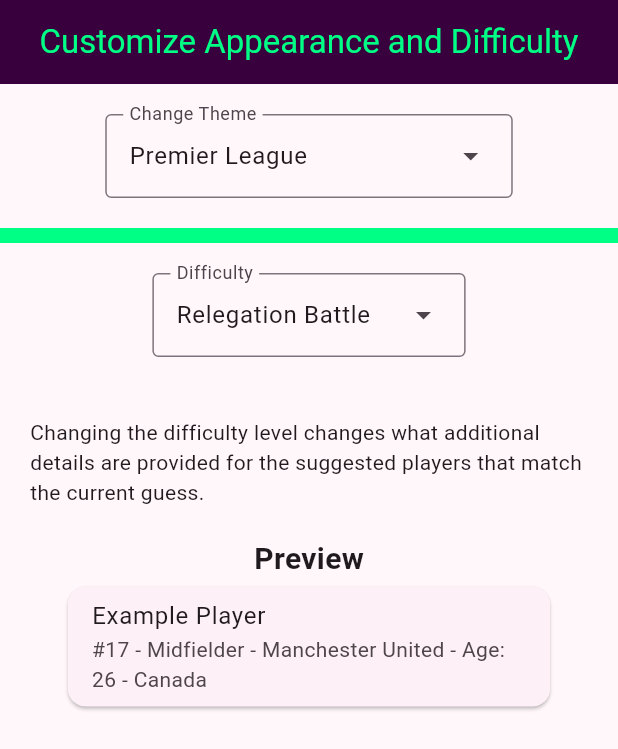
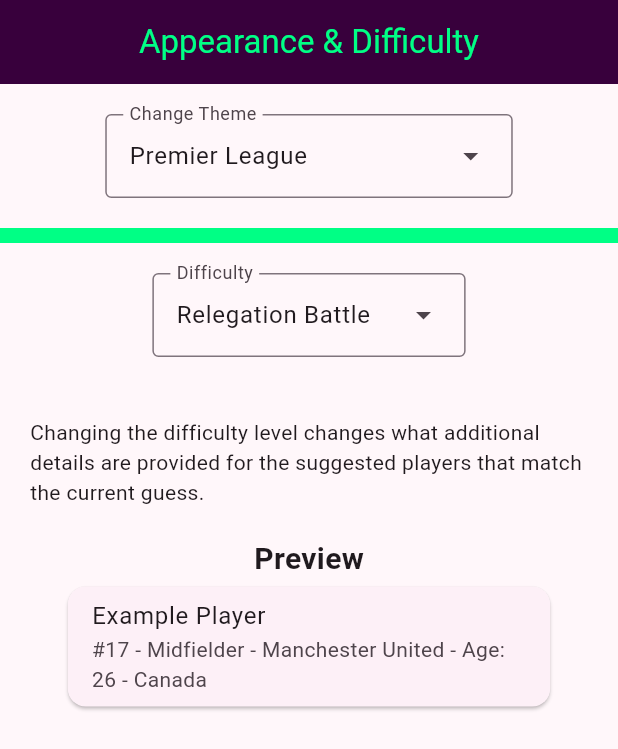
Before and after one commit to dhislop17/plordle, a Flutter app: the screen it shows after launch, swiped to page 2, on a phone screen of 412 x 824 dp. Shown: the top 749 px of the screen. Run offline on Flutter 3.47's test engine with Material 3 defaults, Android fonts, the phone set to English and light mode, and no system bars; our stand-ins replace diacritic, flutter_typeahead, get_it, logger, shared_preferences; missing offline and left inert: country_coder, flutter_timer_countdown, wolt_modal_sheet.

Commit message:
Added page titles to constants

```diff
--- a/plordle/lib/ui/pages/appearance_difficulty_page.dart
+++ b/plordle/lib/ui/pages/appearance_difficulty_page.dart
@@ -1,4 +1,5 @@
 import 'package:flutter/material.dart';
+import 'package:plordle/ui/utils/constants.dart';
 import 'package:plordle/ui/widgets/columns/appearance_difficulty_column.dart';
 import 'package:plordle/ui/widgets/plordle_layout_builder.dart';
 import 'package:plordle/view_models/theme_view_model.dart';
@@ -20,11 +21,12 @@ class AppearanceDifficultyPage extends StatelessWidget {
         },
         child: Scaffold(
           appBar: AppBar(
+              centerTitle: true,
               backgroundColor: Provider.of<ThemeViewModel>(context)
                   .primarySelectedThemeColor,
               foregroundColor: Provider.of<ThemeViewModel>(context)
                   .secondarySelectedThemeColor,
-              title: const Text("Appearance & Difficulty")),
+              title: const Text(Constants.appAndDiffPageTitle)),
           body: const PlordleLayoutBuilder(child: AppearanceDifficultyColumn()),
         ));
   }
--- a/plordle/lib/ui/pages/welcome_flow_page.dart
+++ b/plordle/lib/ui/pages/welcome_flow_page.dart
@@ -73,8 +73,8 @@ class _WelcomeFlowPageState extends State<WelcomeFlowPage>
     ThemeViewModel themeViewModel = Provider.of<ThemeViewModel>(context);
 
     const appBarTitles = [
-      'Customize Appearance and Difficulty',
-      'Filter Teams'
+      Constants.appAndDiffPageTitle,
+      Constants.filterPageTitle
     ];
     if (_currPageIndex > 0) {
       return AppBar(
--- a/plordle/lib/ui/utils/constants.dart
+++ b/plordle/lib/ui/utils/constants.dart
@@ -3,6 +3,7 @@ class Constants {
   static const String gameTitle = 'PLORDLE';
   static const String gameSubtitle = 'Guess The Player';
   static const String filterPageTitle = 'Filter Teams';
+  static const String appAndDiffPageTitle = 'Appearance & Difficulty';
   static const String gridNameHeader = 'Name';
   static const String gridTeamHeader = 'Team';
   static const String gridPositionHeader = 'Position';
--- a/plordle/lib/ui/widgets/settings_anchor_menu.dart
+++ b/plordle/lib/ui/widgets/settings_anchor_menu.dart
@@ -28,7 +28,7 @@ class _SettingsAnchorMenuState extends State<SettingsAnchorMenu> {
       childFocusNode: _buttonFocusNode,
       menuChildren: <Widget>[
         MenuItemButton(
-          child: const ListTile(title: Text("Appearance & Difficulty")),
+          child: const ListTile(title: Text(Constants.appAndDiffPageTitle)),
           onPressed: () {
             Navigator.pushNamed(context, 'appearanceDifficulty');
           },
```
